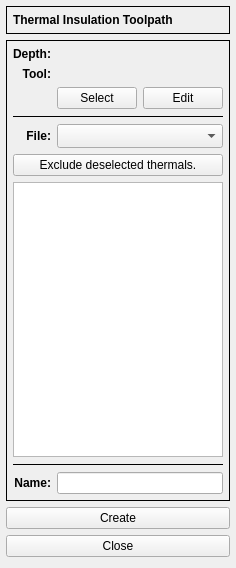
Before: the Qt Designer form G2G/forms/thermal/thermalform.ui in XRay3D/GERBER_X3, drawn with Qt 5.
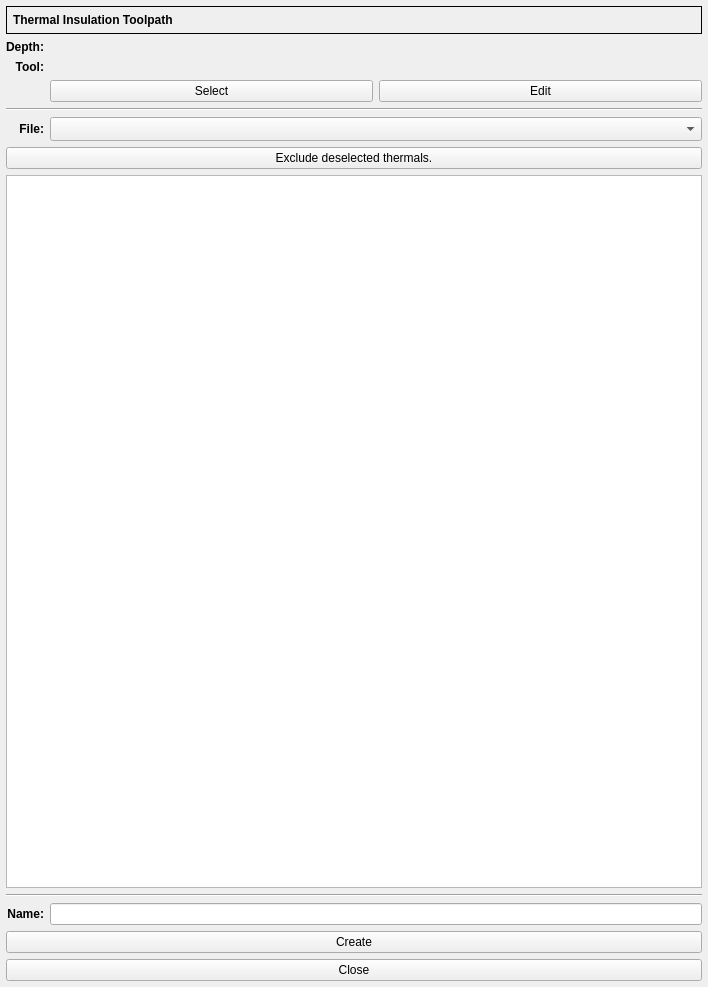
After: the same form once the commit is applied. Custom widgets are drawn as their Qt base class.

The edit to the form file:
```diff
--- a/G2G/forms/thermal/thermalform.ui
+++ b/G2G/forms/thermal/thermalform.ui
@@ -6,14 +6,17 @@
    <rect>
     <x>0</x>
     <y>0</y>
-    <width>227</width>
-    <height>568</height>
+    <width>708</width>
+    <height>987</height>
    </rect>
   </property>
   <property name="windowTitle">
    <string>Form</string>
   </property>
-  <layout class="QVBoxLayout" name="verticalLayout">
+  <layout class="QGridLayout" name="gridLayout">
+   <property name="sizeConstraint">
+    <enum>QLayout::SetMinimumSize</enum>
+   </property>
    <property name="leftMargin">
     <number>6</number>
    </property>
@@ -23,7 +26,37 @@
    <property name="rightMargin">
     <number>6</number>
    </property>
-   <item>
+   <property name="bottomMargin">
+    <number>6</number>
+   </property>
+   <item row="6" column="0" colspan="2">
+    <widget class="QPushButton" name="pbExclude">
+     <property name="text">
+      <string>Exclude deselected thermals.</string>
+     </property>
+    </widget>
+   </item>
+   <item row="7" column="0" colspan="2">
+    <widget class="QTreeView" name="treeView">
+     <property name="alternatingRowColors">
+      <bool>true</bool>
+     </property>
+     <property name="selectionMode">
+      <enum>QAbstractItemView::MultiSelection</enum>
+     </property>
+     <property name="selectionBehavior">
+      <enum>QAbstractItemView::SelectRows</enum>
+     </property>
+    </widget>
+   </item>
+   <item row="10" column="0" colspan="2">
+    <widget class="QPushButton" name="pbCreate">
+     <property name="text">
+      <string>Create</string>
+     </property>
+    </widget>
+   </item>
+   <item row="0" column="0" colspan="2">
     <widget class="QFrame" name="frame">
      <property name="sizePolicy">
       <sizepolicy hsizetype="Preferred" vsizetype="Fixed">
@@ -66,67 +99,7 @@
      </layout>
     </widget>
    </item>
-   <item>
-    <widget class="QFrame" name="frame_3">
-     <property name="sizePolicy">
-      <sizepolicy hsizetype="Preferred" vsizetype="MinimumExpanding">
-       <horstretch>0</horstretch>
-       <verstretch>0</verstretch>
-      </sizepolicy>
-     </property>
-     <property name="frameShape">
-      <enum>QFrame::Box</enum>
-     </property>
-     <property name="frameShadow">
-      <enum>QFrame::Plain</enum>
-     </property>
-     <layout class="QGridLayout" name="gridLayout_2">
-      <property name="leftMargin">
-       <number>6</number>
-      </property>
-      <property name="topMargin">
-       <number>6</number>
-      </property>
-      <property name="rightMargin">
-       <number>6</number>
-      </property>
-      <property name="bottomMargin">
-       <number>6</number>
-      </property>
-      <item row="5" column="0" colspan="2">
-       <widget class="QPushButton" name="pbExclude">
-        <property name="text">
-         <string>Exclude deselected thermals.</string>
-        </property>
-       </widget>
-      </item>
-      <item row="1" column="1">
-       <widget class="QLabel" name="lblToolName">
-        <property name="frameShape">
-         <enum>QFrame::NoFrame</enum>
-        </property>
-        <property name="text">
-         <string/>
-        </property>
-       </widget>
-      </item>
-      <item row="1" column="0">
-       <widget class="QLabel" name="label_3">
-        <property name="font">
-         <font>
-          <weight>75</weight>
-          <bold>true</bold>
-         </font>
-        </property>
-        <property name="text">
-         <string>Tool:</string>
-        </property>
-        <property name="alignment">
-         <set>Qt::AlignRight|Qt::AlignTrailing|Qt::AlignVCenter</set>
-        </property>
-       </widget>
-      </item>
-      <item row="4" column="0">
+   <item row="5" column="0">
        <widget class="QLabel" name="label_4">
         <property name="font">
          <font>
@@ -142,25 +115,7 @@
         </property>
        </widget>
       </item>
-      <item row="2" column="1">
-       <layout class="QHBoxLayout" name="horizontalLayout">
-        <item>
-         <widget class="QPushButton" name="pbSelect">
-          <property name="text">
-           <string>Select</string>
-          </property>
-         </widget>
-        </item>
-        <item>
-         <widget class="QPushButton" name="pbEdit">
-          <property name="text">
-           <string>Edit</string>
-          </property>
-         </widget>
-        </item>
-       </layout>
-      </item>
-      <item row="0" column="0">
+   <item row="1" column="0">
        <widget class="QLabel" name="label_2">
         <property name="sizePolicy">
          <sizepolicy hsizetype="Preferred" vsizetype="Preferred">
@@ -182,53 +137,30 @@
         </property>
        </widget>
       </item>
-      <item row="3" column="0" colspan="2">
-       <widget class="Line" name="line">
-        <property name="frameShadow">
-         <enum>QFrame::Plain</enum>
-        </property>
-        <property name="orientation">
-         <enum>Qt::Horizontal</enum>
-        </property>
-       </widget>
-      </item>
-      <item row="6" column="0" colspan="2">
-       <widget class="QTreeView" name="treeView">
-        <property name="alternatingRowColors">
-         <bool>true</bool>
-        </property>
-        <property name="selectionMode">
-         <enum>QAbstractItemView::MultiSelection</enum>
-        </property>
-        <property name="selectionBehavior">
-         <enum>QAbstractItemView::SelectRows</enum>
-        </property>
-       </widget>
-      </item>
-      <item row="4" column="1">
+   <item row="9" column="0">
+    <widget class="QLabel" name="label_6">
+     <property name="font">
+      <font>
+       <weight>75</weight>
+       <bold>true</bold>
+      </font>
+     </property>
+     <property name="text">
+      <string>Name:</string>
+     </property>
+     <property name="alignment">
+      <set>Qt::AlignRight|Qt::AlignTrailing|Qt::AlignVCenter</set>
+     </property>
+    </widget>
+   </item>
+   <item row="5" column="1">
        <widget class="QComboBox" name="cbxFile">
         <property name="sizeAdjustPolicy">
          <enum>QComboBox::AdjustToMinimumContentsLengthWithIcon</enum>
         </property>
        </widget>
       </item>
-      <item row="8" column="0">
-       <widget class="QLabel" name="label_6">
-        <property name="font">
-         <font>
-          <weight>75</weight>
-          <bold>true</bold>
-         </font>
-        </property>
-        <property name="text">
-         <string>Name:</string>
-        </property>
-        <property name="alignment">
-         <set>Qt::AlignRight|Qt::AlignTrailing|Qt::AlignVCenter</set>
-        </property>
-       </widget>
-      </item>
-      <item row="8" column="1">
+   <item row="9" column="1">
        <widget class="QLineEdit" name="leName">
         <property name="sizePolicy">
          <sizepolicy hsizetype="Expanding" vsizetype="Fixed">
@@ -238,36 +170,74 @@
         </property>
        </widget>
       </item>
-      <item row="7" column="0" colspan="2">
-       <widget class="Line" name="line_2">
-        <property name="frameShadow">
-         <enum>QFrame::Plain</enum>
-        </property>
-        <property name="orientation">
-         <enum>Qt::Horizontal</enum>
-        </property>
-       </widget>
-      </item>
-      <item row="0" column="1">
+   <item row="1" column="1">
        <widget class="DepthForm" name="dsbxDepth" native="true"/>
       </item>
-     </layout>
-    </widget>
+   <item row="2" column="0">
+    <widget class="QLabel" name="label_3">
+     <property name="font">
+      <font>
+       <weight>75</weight>
+       <bold>true</bold>
+      </font>
+     </property>
+     <property name="text">
+      <string>Tool:</string>
+     </property>
+     <property name="alignment">
+      <set>Qt::AlignRight|Qt::AlignTrailing|Qt::AlignVCenter</set>
+     </property>
+    </widget>
+   </item>
+   <item row="3" column="1">
+    <layout class="QHBoxLayout" name="horizontalLayout">
+     <item>
+      <widget class="QPushButton" name="pbSelect">
+       <property name="text">
+        <string>Select</string>
+       </property>
+      </widget>
+     </item>
+     <item>
+      <widget class="QPushButton" name="pbEdit">
+       <property name="text">
+        <string>Edit</string>
+       </property>
+      </widget>
+     </item>
+    </layout>
    </item>
-   <item>
-    <widget class="QPushButton" name="pbCreate">
-     <property name="text">
-      <string>Create</string>
-     </property>
-    </widget>
-   </item>
-   <item>
+   <item row="11" column="0" colspan="2">
     <widget class="QPushButton" name="pbClose">
      <property name="text">
       <string>Close</string>
      </property>
     </widget>
    </item>
+   <item row="8" column="0" colspan="2">
+    <widget class="Line" name="line">
+     <property name="orientation">
+      <enum>Qt::Horizontal</enum>
+     </property>
+    </widget>
+   </item>
+   <item row="2" column="1">
+    <widget class="QLabel" name="lblToolName">
+     <property name="frameShape">
+      <enum>QFrame::NoFrame</enum>
+     </property>
+     <property name="text">
+      <string/>
+     </property>
+    </widget>
+   </item>
+   <item row="4" column="0" colspan="2">
+    <widget class="Line" name="line_2">
+     <property name="orientation">
+      <enum>Qt::Horizontal</enum>
+     </property>
+    </widget>
+   </item>
   </layout>
  </widget>
  <customwidgets>
```
Lines whose indentation alone changed are shown as unchanged.
